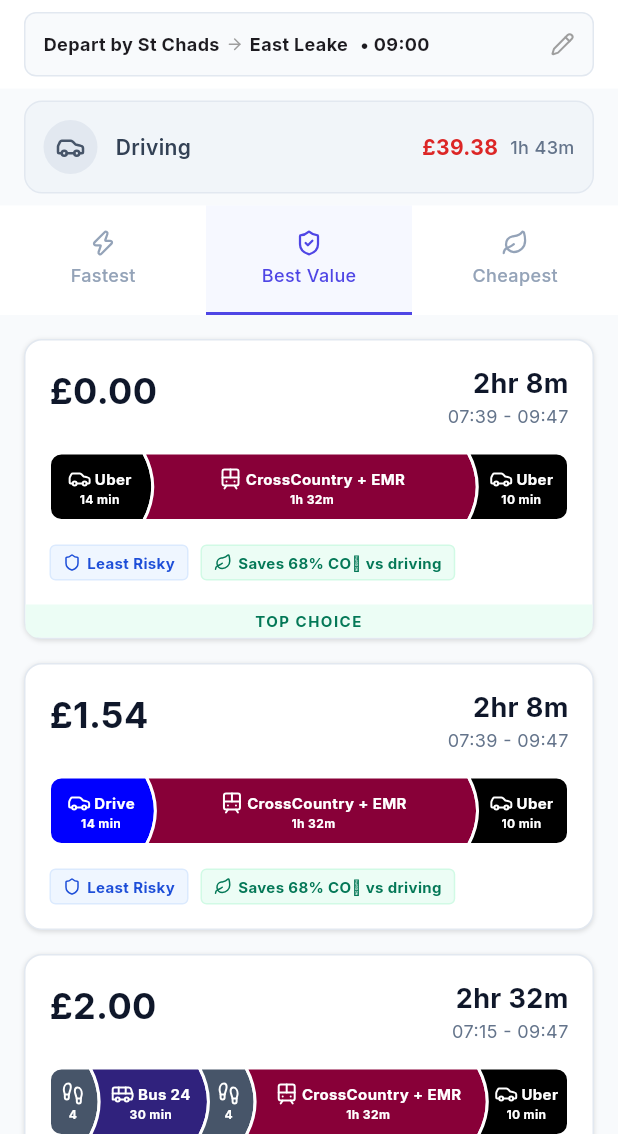
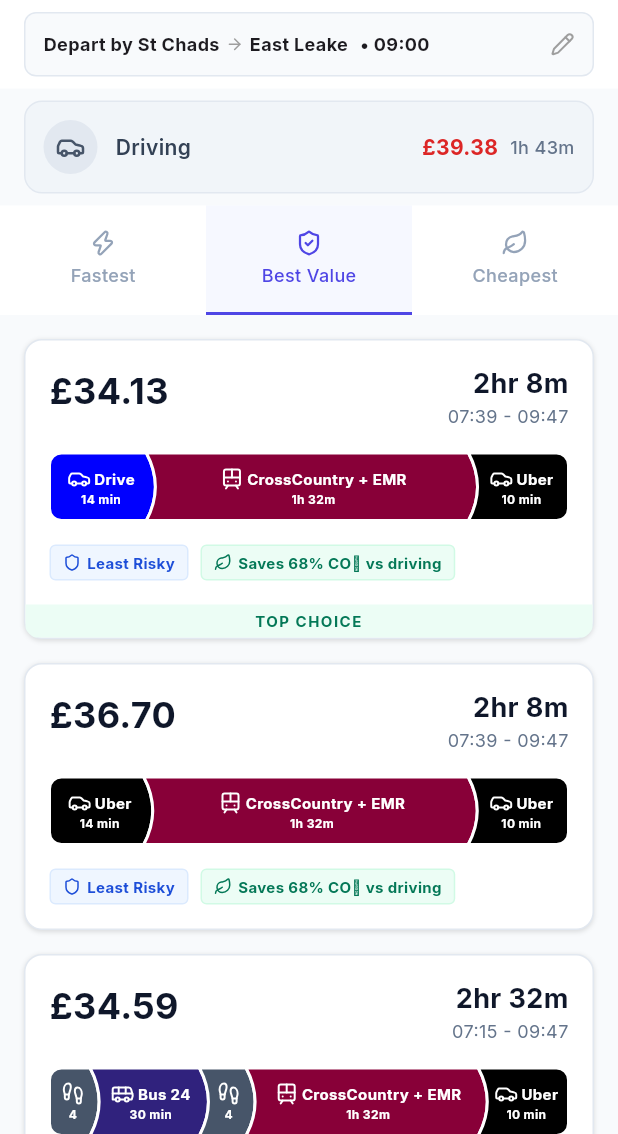
Before and after one commit to isaacw123434/Apptest, a Flutter app: the screen it shows after launch, after a tap on "Mock Route 1", on a phone screen of 412 x 824 dp, the part 102-1236 px from its top. Run offline on Flutter 3.47's test engine with Material 3 defaults, Android fonts, the phone set to English and light mode, and no system bars; our stand-ins replace flutter_map, google_fonts, latlong2, lucide_icons.

Commit message:
Fix pricing calculation and location detection
- Updated `_parseSegment` to provide default costs for Uber and Train when location-based pricing is unavailable.
- Updated `_parseOptionToLeg` to check `groupName` for location detection, fixing cases where option name or segment details were insufficient.
- Added `client/test/pricing_logic_test.dart` to verify the fix and cover regression scenarios.

Co-authored-by: isaacw123434 <188620241+isaacw123434@users.noreply.github.com>

```diff
--- a/client/lib/utils/routes_parser.dart
+++ b/client/lib/utils/routes_parser.dart
@@ -144,6 +144,22 @@ Leg _parseOptionToLeg(Map<String, dynamic> option, {String groupName = '', Strin
       } else if (lowerName.contains('hull')) {
         location = 'hull';
       } else if (lowerName.contains('eastrington')) {
+        location = 'eastrington';
+      }
+  }
+
+  // Fallback: check group name
+  if (location == null) {
+      String lowerGroup = groupName.toLowerCase();
+      if (lowerGroup.contains('brough')) {
+        location = 'brough';
+      } else if (lowerGroup.contains('york')) {
+        location = 'york';
+      } else if (lowerGroup.contains('beverley')) {
+        location = 'beverley';
+      } else if (lowerGroup.contains('hull')) {
+        location = 'hull';
+      } else if (lowerGroup.contains('eastrington')) {
         location = 'eastrington';
       }
   }
@@ -622,14 +638,14 @@ Segment _parseSegment(Map<String, dynamic> jsonSegment, {String optionName = '',
   double cost = 0.0;
   if (mode == 'car') {
      if (label.toLowerCase().contains('uber') || optionName.toLowerCase().contains('uber')) {
-         cost = 0.00;
+         cost = 1.20 * distMiles;
      } else {
          cost = 0.45 * distMiles;
      }
   } else if (mode == 'bus') {
      cost = 2.00;
   } else if (mode == 'train') {
-     cost = 0.00;
+     cost = 0.30 * distMiles;
   }
 
   return Segment(
```
Also changed, not shown: 1 other file.
